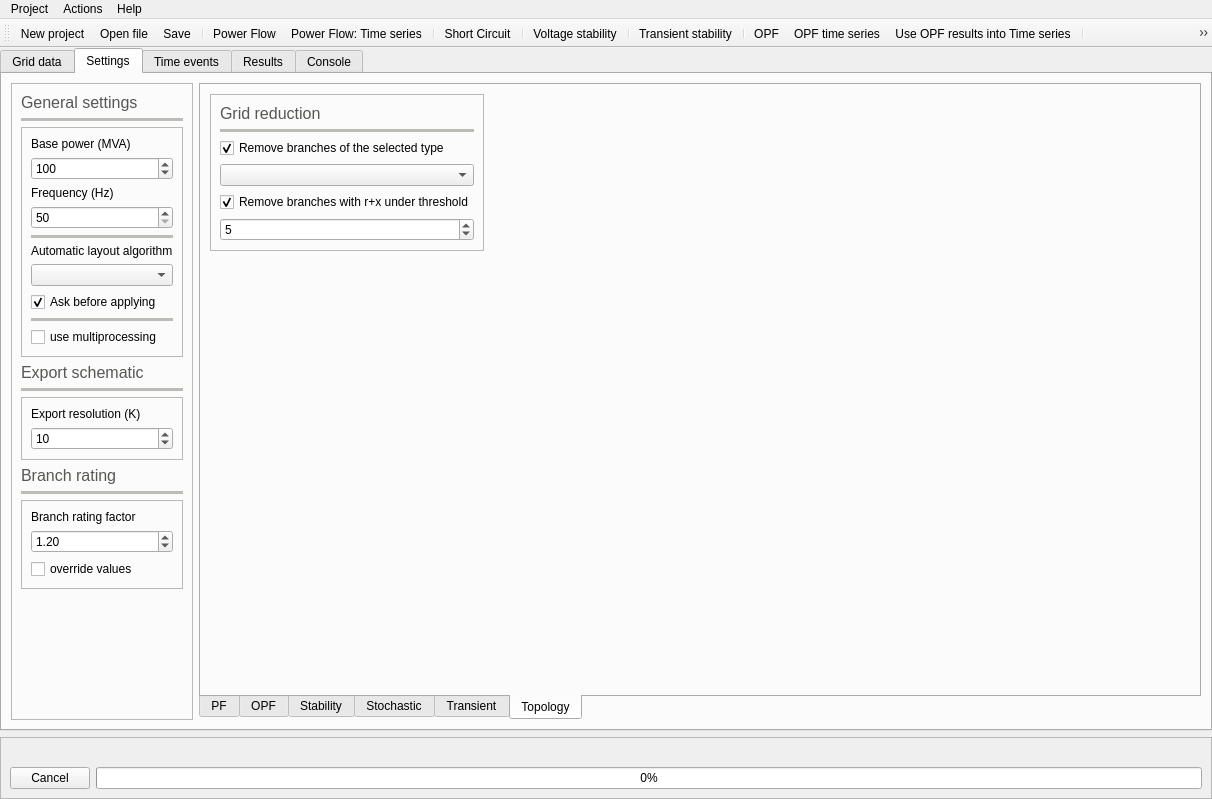
First picture: the form in UnderDevelopment/GridCal/Gui/Main/MainWindow.ui, repository SanPen/GridCal, before the edit.
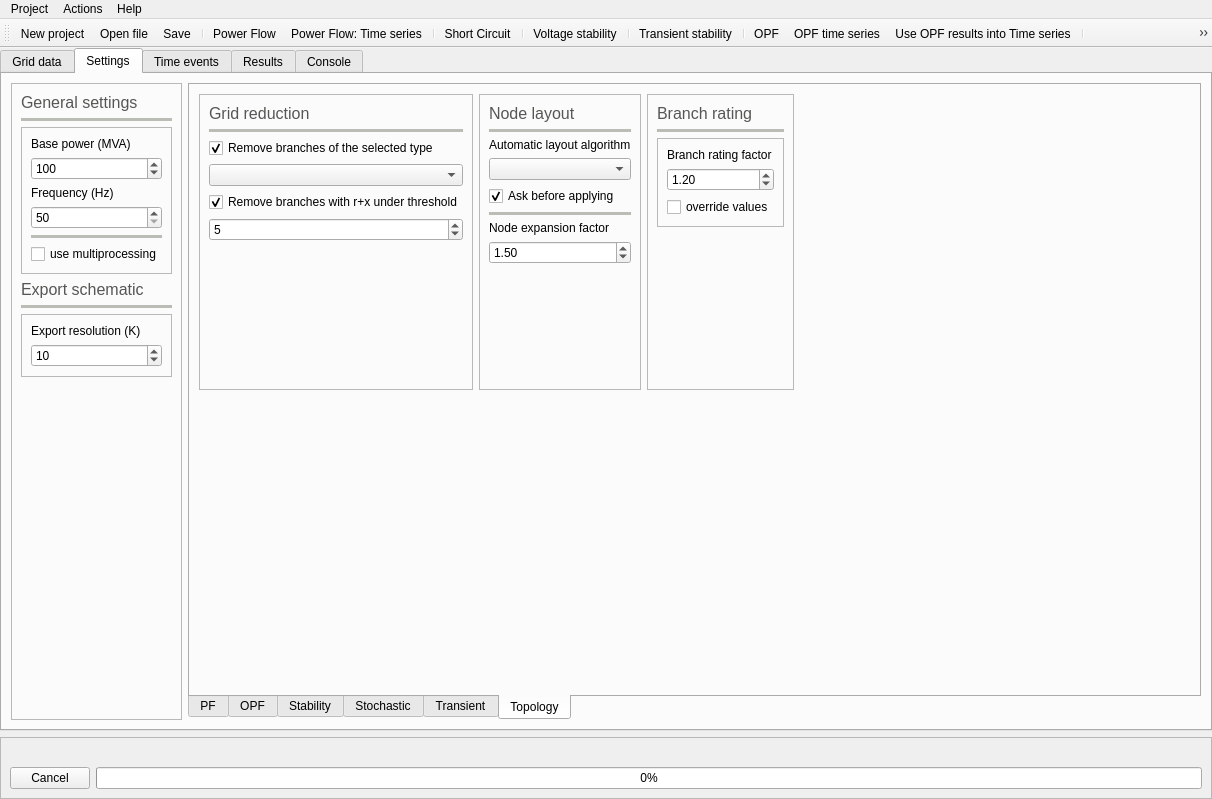
Second picture: the form after the edit. The open tabs and pages were chosen to show the change. Icons and pictures are not drawn. Custom widgets are drawn as their Qt base class.

Diff of the .ui file:
```diff
--- a/UnderDevelopment/GridCal/Gui/Main/MainWindow.ui
+++ b/UnderDevelopment/GridCal/Gui/Main/MainWindow.ui
@@ -2670,7 +2670,7 @@
             <string>Topology</string>
            </attribute>
            <layout class="QGridLayout" name="gridLayout_17">
-            <item row="1" column="0">
+            <item row="3" column="0">
              <spacer name="verticalSpacer_11">
               <property name="orientation">
                <enum>Qt::Vertical</enum>
@@ -2824,10 +2824,23 @@
                  </property>
                 </widget>
                </item>
+               <item>
+                <spacer name="verticalSpacer_14">
+                 <property name="orientation">
+                  <enum>Qt::Vertical</enum>
+                 </property>
+                 <property name="sizeHint" stdset="0">
+                  <size>
+                   <width>20</width>
+                   <height>40</height>
+                  </size>
+                 </property>
+                </spacer>
+               </item>
               </layout>
              </widget>
             </item>
-            <item row="0" column="1">
+            <item row="0" column="3">
              <spacer name="horizontalSpacer_18">
               <property name="orientation">
                <enum>Qt::Horizontal</enum>
@@ -2840,6 +2853,405 @@
               </property>
              </spacer>
             </item>
+            <item row="0" column="1">
+             <widget class="QFrame" name="frame_39">
+              <property name="frameShape">
+               <enum>QFrame::StyledPanel</enum>
+              </property>
+              <property name="frameShadow">
+               <enum>QFrame::Raised</enum>
+              </property>
+              <layout class="QVBoxLayout" name="verticalLayout_36">
+               <item>
+                <widget class="QLabel" name="label_54">
+                 <property name="palette">
+                  <palette>
+                   <active>
+                    <colorrole role="WindowText">
+                     <brush brushstyle="SolidPattern">
+                      <color alpha="255">
+                       <red>85</red>
+                       <green>87</green>
+                       <blue>83</blue>
+                      </color>
+                     </brush>
+                    </colorrole>
+                   </active>
+                   <inactive>
+                    <colorrole role="WindowText">
+                     <brush brushstyle="SolidPattern">
+                      <color alpha="255">
+                       <red>85</red>
+                       <green>87</green>
+                       <blue>83</blue>
+                      </color>
+                     </brush>
+                    </colorrole>
+                   </inactive>
+                   <disabled>
+                    <colorrole role="WindowText">
+                     <brush brushstyle="SolidPattern">
+                      <color alpha="255">
+                       <red>190</red>
+                       <green>190</green>
+                       <blue>190</blue>
+                      </color>
+                     </brush>
+                    </colorrole>
+                   </disabled>
+                  </palette>
+                 </property>
+                 <property name="font">
+                  <font>
+                   <pointsize>12</pointsize>
+                  </font>
+                 </property>
+                 <property name="text">
+                  <string>Node layout</string>
+                 </property>
+                </widget>
+               </item>
+               <item>
+                <widget class="Line" name="line_21">
+                 <property name="palette">
+                  <palette>
+                   <active>
+                    <colorrole role="WindowText">
+                     <brush brushstyle="SolidPattern">
+                      <color alpha="255">
+                       <red>186</red>
+                       <green>189</green>
+                       <blue>182</blue>
+                      </color>
+                     </brush>
+                    </colorrole>
+                   </active>
+                   <inactive>
+                    <colorrole role="WindowText">
+                     <brush brushstyle="SolidPattern">
+                      <color alpha="255">
+                       <red>186</red>
+                       <green>189</green>
+                       <blue>182</blue>
+                      </color>
+                     </brush>
+                    </colorrole>
+                   </inactive>
+                   <disabled>
+                    <colorrole role="WindowText">
+                     <brush brushstyle="SolidPattern">
+                      <color alpha="255">
+                       <red>190</red>
+                       <green>190</green>
+                       <blue>190</blue>
+                      </color>
+                     </brush>
+                    </colorrole>
+                   </disabled>
+                  </palette>
+                 </property>
+                 <property name="frameShadow">
+                  <enum>QFrame::Plain</enum>
+                 </property>
+                 <property name="lineWidth">
+                  <number>4</number>
+                 </property>
+                 <property name="orientation">
+                  <enum>Qt::Horizontal</enum>
+                 </property>
+                </widget>
+               </item>
+               <item>
+                <widget class="QLabel" name="label_24">
+                 <property name="text">
+                  <string>Automatic layout algorithm</string>
+                 </property>
+                 <property name="textFormat">
+                  <enum>Qt::PlainText</enum>
+                 </property>
+                 <property name="scaledContents">
+                  <bool>true</bool>
+                 </property>
+                </widget>
+               </item>
+               <item>
+                <widget class="QComboBox" name="automatic_layout_comboBox">
+                 <property name="toolTip">
+                  <string>&lt;html&gt;&lt;head/&gt;&lt;body&gt;&lt;p&gt;Algorithm to use for the automatic &lt;/p&gt;&lt;p&gt;layout of the grid nodes&lt;/p&gt;&lt;/body&gt;&lt;/html&gt;</string>
+                 </property>
+                </widget>
+               </item>
+               <item>
+                <widget class="QCheckBox" name="ask_before_appliying_layout_checkBox">
+                 <property name="toolTip">
+                  <string>Ask before running the automatic grid layout. This is because you might have a layout already and ruin it accidentally.</string>
+                 </property>
+                 <property name="text">
+                  <string>Ask before applying</string>
+                 </property>
+                 <property name="checked">
+                  <bool>true</bool>
+                 </property>
+                 <property name="tristate">
+                  <bool>false</bool>
+                 </property>
+                </widget>
+               </item>
+               <item>
+                <widget class="Line" name="line_13">
+                 <property name="palette">
+                  <palette>
+                   <active>
+                    <colorrole role="WindowText">
+                     <brush brushstyle="SolidPattern">
+                      <color alpha="255">
+                       <red>186</red>
+                       <green>189</green>
+                       <blue>182</blue>
+                      </color>
+                     </brush>
+                    </colorrole>
+                   </active>
+                   <inactive>
+                    <colorrole role="WindowText">
+                     <brush brushstyle="SolidPattern">
+                      <color alpha="255">
+                       <red>186</red>
+                       <green>189</green>
+                       <blue>182</blue>
+                      </color>
+                     </brush>
+                    </colorrole>
+                   </inactive>
+                   <disabled>
+                    <colorrole role="WindowText">
+                     <brush brushstyle="SolidPattern">
+                      <color alpha="255">
+                       <red>190</red>
+                       <green>190</green>
+                       <blue>190</blue>
+                      </color>
+                     </brush>
+                    </colorrole>
+                   </disabled>
+                  </palette>
+                 </property>
+                 <property name="frameShadow">
+                  <enum>QFrame::Plain</enum>
+                 </property>
+                 <property name="lineWidth">
+                  <number>4</number>
+                 </property>
+                 <property name="orientation">
+                  <enum>Qt::Horizontal</enum>
+                 </property>
+                </widget>
+               </item>
+               <item>
+                <widget class="QLabel" name="label_60">
+                 <property name="text">
+                  <string>Node expansion factor</string>
+                 </property>
+                </widget>
+               </item>
+               <item>
+                <widget class="QDoubleSpinBox" name="explosion_factor_doubleSpinBox">
+                 <property name="toolTip">
+                  <string>&lt;html&gt;&lt;head/&gt;&lt;body&gt;&lt;p&gt;When expanding or contracting the distances between nodes, this is the factor that applies.&lt;/p&gt;&lt;/body&gt;&lt;/html&gt;</string>
+                 </property>
+                 <property name="minimum">
+                  <double>0.000000000000000</double>
+                 </property>
+                 <property name="maximum">
+                  <double>999999999.000000000000000</double>
+                 </property>
+                 <property name="value">
+                  <double>1.500000000000000</double>
+                 </property>
+                </widget>
+               </item>
+               <item>
+                <spacer name="verticalSpacer_13">
+                 <property name="orientation">
+                  <enum>Qt::Vertical</enum>
+                 </property>
+                 <property name="sizeHint" stdset="0">
+                  <size>
+                   <width>20</width>
+                   <height>40</height>
+                  </size>
+                 </property>
+                </spacer>
+               </item>
+              </layout>
+             </widget>
+            </item>
+            <item row="0" column="2">
+             <widget class="QFrame" name="frame_31">
+              <property name="frameShape">
+               <enum>QFrame::StyledPanel</enum>
+              </property>
+              <property name="frameShadow">
+               <enum>QFrame::Raised</enum>
+              </property>
+              <layout class="QVBoxLayout" name="verticalLayout_25">
+               <item>
+                <widget class="QLabel" name="label_43">
+                 <property name="palette">
+                  <palette>
+                   <active>
+                    <colorrole role="WindowText">
+                     <brush brushstyle="SolidPattern">
+                      <color alpha="255">
+                       <red>85</red>
+                       <green>87</green>
+                       <blue>83</blue>
+                      </color>
+                     </brush>
+                    </colorrole>
+                   </active>
+                   <inactive>
+                    <colorrole role="WindowText">
+                     <brush brushstyle="SolidPattern">
+                      <color alpha="255">
+                       <red>85</red>
+                       <green>87</green>
+                       <blue>83</blue>
+                      </color>
+                     </brush>
+                    </colorrole>
+                   </inactive>
+                   <disabled>
+                    <colorrole role="WindowText">
+                     <brush brushstyle="SolidPattern">
+                      <color alpha="255">
+                       <red>190</red>
+                       <green>190</green>
+                       <blue>190</blue>
+                      </color>
+                     </brush>
+                    </colorrole>
+                   </disabled>
+                  </palette>
+                 </property>
+                 <property name="font">
+                  <font>
+                   <pointsize>12</pointsize>
+                  </font>
+                 </property>
+                 <property name="text">
+                  <string>Branch rating</string>
+                 </property>
+                </widget>
+               </item>
+               <item>
+                <widget class="Line" name="line_8">
+                 <property name="palette">
+                  <palette>
+                   <active>
+                    <colorrole role="WindowText">
+                     <brush brushstyle="SolidPattern">
+                      <color alpha="255">
+                       <red>186</red>
+                       <green>189</green>
+                       <blue>182</blue>
+                      </color>
+                     </brush>
+                    </colorrole>
+                   </active>
+                   <inactive>
+                    <colorrole role="WindowText">
+                     <brush brushstyle="SolidPattern">
+                      <color alpha="255">
+                       <red>186</red>
+                       <green>189</green>
+                       <blue>182</blue>
+                      </color>
+                     </brush>
+                    </colorrole>
+                   </inactive>
+                   <disabled>
+                    <colorrole role="WindowText">
+                     <brush brushstyle="SolidPattern">
+                      <color alpha="255">
+                       <red>190</red>
+                       <green>190</green>
+                       <blue>190</blue>
+                      </color>
+                     </brush>
+                    </colorrole>
+                   </disabled>
+                  </palette>
+                 </property>
+                 <property name="frameShadow">
+                  <enum>QFrame::Plain</enum>
+                 </property>
+                 <property name="lineWidth">
+                  <number>4</number>
+                 </property>
+                 <property name="orientation">
+                  <enum>Qt::Horizontal</enum>
+                 </property>
+                </widget>
+               </item>
+               <item>
+                <widget class="QFrame" name="frame_23">
+                 <property name="frameShape">
+                  <enum>QFrame::StyledPanel</enum>
+                 </property>
+                 <property name="frameShadow">
+                  <enum>QFrame::Raised</enum>
+                 </property>
+                 <layout class="QVBoxLayout" name="verticalLayout_15">
+                  <item>
+                   <widget class="QLabel" name="label_34">
+                    <property name="text">
+                     <string>Branch rating factor</string>
+                    </property>
+                   </widget>
+                  </item>
+                  <item>
+                   <widget class="QDoubleSpinBox" name="branch_rating_doubleSpinBox">
+                    <property name="toolTip">
+                     <string>&lt;html&gt;&lt;head/&gt;&lt;body&gt;&lt;p&gt;Factor to aply to the branch calculated power to use as rating&lt;/p&gt;&lt;/body&gt;&lt;/html&gt;</string>
+                    </property>
+                    <property name="minimum">
+                     <double>1.000000000000000</double>
+                    </property>
+                    <property name="maximum">
+                     <double>100.000000000000000</double>
+                    </property>
+                    <property name="value">
+                     <double>1.200000000000000</double>
+                    </property>
+                   </widget>
+                  </item>
+                  <item>
+                   <widget class="QCheckBox" name="rating_override_checkBox">
+                    <property name="text">
+                     <string>override values</string>
+                    </property>
+                   </widget>
+                  </item>
+                 </layout>
+                </widget>
+               </item>
+               <item>
+                <spacer name="verticalSpacer_15">
+                 <property name="orientation">
+                  <enum>Qt::Vertical</enum>
+                 </property>
+                 <property name="sizeHint" stdset="0">
+                  <size>
+                   <width>20</width>
+                   <height>40</height>
+                  </size>
+                 </property>
+                </spacer>
+               </item>
+              </layout>
+             </widget>
+            </item>
            </layout>
           </widget>
          </widget>
@@ -3057,92 +3469,6 @@
                 </property>
                </widget>
               </item>
-              <item>
-               <widget class="QLabel" name="label_24">
-                <property name="text">
-                 <string>Automatic layout algorithm</string>
-                </property>
-                <property name="textFormat">
-                 <enum>Qt::PlainText</enum>
-                </property>
-                <property name="scaledContents">
-                 <bool>true</bool>
-                </property>
-               </widget>
-              </item>
-              <item>
-               <widget class="QComboBox" name="automatic_layout_comboBox">
-                <property name="toolTip">
-                 <string>&lt;html&gt;&lt;head/&gt;&lt;body&gt;&lt;p&gt;Algorithm to use for the automatic &lt;/p&gt;&lt;p&gt;layout of the grid nodes&lt;/p&gt;&lt;/body&gt;&lt;/html&gt;</string>
-                </property>
-               </widget>
-              </item>
-              <item>
-               <widget class="QCheckBox" name="ask_before_appliying_layout_checkBox">
-                <property name="toolTip">
-                 <string>Ask before running the automatic grid layout. This is because you might have a layout already and ruin it accidentally.</string>
-                </property>
-                <property name="text">
-                 <string>Ask before applying</string>
-                </property>
-                <property name="checked">
-                 <bool>true</bool>
-                </property>
-                <property name="tristate">
-                 <bool>false</bool>
-                </property>
-               </widget>
-              </item>
-              <item>
-               <widget class="Line" name="line_13">
-                <property name="palette">
-                 <palette>
-                  <active>
-                   <colorrole role="WindowText">
-                    <brush brushstyle="SolidPattern">
-                     <color alpha="255">
-                      <red>186</red>
-                      <green>189</green>
-                      <blue>182</blue>
-                     </color>
-                    </brush>
-                   </colorrole>
-                  </active>
-                  <inactive>
-                   <colorrole role="WindowText">
-                    <brush brushstyle="SolidPattern">
-                     <color alpha="255">
-                      <red>186</red>
-                      <green>189</green>
-                      <blue>182</blue>
-                     </color>
-                    </brush>
-                   </colorrole>
-                  </inactive>
-                  <disabled>
-                   <colorrole role="WindowText">
-                    <brush brushstyle="SolidPattern">
-                     <color alpha="255">
-                      <red>190</red>
-                      <green>190</green>
-                      <blue>190</blue>
-                     </color>
-                    </brush>
-                   </colorrole>
-                  </disabled>
-                 </palette>
-                </property>
-                <property name="frameShadow">
-                 <enum>QFrame::Plain</enum>
-                </property>
-                <property name="lineWidth">
-                 <number>4</number>
-                </property>
-                <property name="orientation">
-                 <enum>Qt::Horizontal</enum>
-                </property>
-               </widget>
-              </item>
               <item>
                <widget class="QCheckBox" name="use_multiprocessing_checkBox">
                 <property name="text">
@@ -3287,147 +3613,6 @@
              </layout>
             </widget>
            </item>
-           <item>
-            <widget class="QLabel" name="label_43">
-             <property name="palette">
-              <palette>
-               <active>
-                <colorrole role="WindowText">
-                 <brush brushstyle="SolidPattern">
-                  <color alpha="255">
-                   <red>85</red>
-                   <green>87</green>
-                   <blue>83</blue>
-                  </color>
-                 </brush>
-                </colorrole>
-               </active>
-               <inactive>
-                <colorrole role="WindowText">
-                 <brush brushstyle="SolidPattern">
-                  <color alpha="255">
-                   <red>85</red>
-                   <green>87</green>
-                   <blue>83</blue>
-                  </color>
-                 </brush>
-                </colorrole>
-               </inactive>
-               <disabled>
-                <colorrole role="WindowText">
-                 <brush brushstyle="SolidPattern">
-                  <color alpha="255">
-                   <red>190</red>
-                   <green>190</green>
-                   <blue>190</blue>
-                  </color>
-                 </brush>
-                </colorrole>
-               </disabled>
-              </palette>
-             </property>
-             <property name="font">
-              <font>
-               <pointsize>12</pointsize>
-              </font>
-             </property>
-             <property name="text">
-              <string>Branch rating</string>
-             </property>
-            </widget>
-           </item>
-           <item>
-            <widget class="Line" name="line_8">
-             <property name="palette">
-              <palette>
-               <active>
-                <colorrole role="WindowText">
-                 <brush brushstyle="SolidPattern">
-                  <color alpha="255">
-                   <red>186</red>
-                   <green>189</green>
-                   <blue>182</blue>
-                  </color>
-                 </brush>
-                </colorrole>
-               </active>
-               <inactive>
-                <colorrole role="WindowText">
-                 <brush brushstyle="SolidPattern">
-                  <color alpha="255">
-                   <red>186</red>
-                   <green>189</green>
-                   <blue>182</blue>
-                  </color>
-                 </brush>
-                </colorrole>
-               </inactive>
-               <disabled>
-                <colorrole role="WindowText">
-                 <brush brushstyle="SolidPattern">
-                  <color alpha="255">
-                   <red>190</red>
-                   <green>190</green>
-                   <blue>190</blue>
-                  </color>
-                 </brush>
-                </colorrole>
-               </disabled>
-              </palette>
-             </property>
-             <property name="frameShadow">
-              <enum>QFrame::Plain</enum>
-             </property>
-             <property name="lineWidth">
-              <number>4</number>
-             </property>
-             <property name="orientation">
-              <enum>Qt::Horizontal</enum>
-             </property>
-            </widget>
-           </item>
-           <item>
-            <widget class="QFrame" name="frame_23">
-             <property name="frameShape">
-              <enum>QFrame::StyledPanel</enum>
-             </property>
-             <property name="frameShadow">
-              <enum>QFrame::Raised</enum>
-             </property>
-             <layout class="QVBoxLayout" name="verticalLayout_15">
-              <item>
-               <widget class="QLabel" name="label_34">
-                <property name="text">
-                 <string>Branch rating factor</string>
-                </property>
-               </widget>
-              </item>
-              <item>
-               <widget class="QDoubleSpinBox" name="branch_rating_doubleSpinBox">
-                <property name="toolTip">
-                 <string>&lt;html&gt;&lt;head/&gt;&lt;body&gt;&lt;p&gt;Factor to aply to the branch calculated power to use as rating&lt;/p&gt;&lt;/body&gt;&lt;/html&gt;</string>
-                </property>
-                <property name="minimum">
-                 <double>1.000000000000000</double>
-                </property>
-                <property name="maximum">
-                 <double>100.000000000000000</double>
-                </property>
-                <property name="value">
-                 <double>1.200000000000000</double>
-                </property>
-               </widget>
-              </item>
-              <item>
-               <widget class="QCheckBox" name="rating_override_checkBox">
-                <property name="text">
-                 <string>override values</string>
-                </property>
-               </widget>
-              </item>
-             </layout>
-            </widget>
-           </item>
            <item>
             <spacer name="verticalSpacer_3">
              <property name="orientation">
```
Left out of the diff: 226 changed lines with no effect on the pictures.
